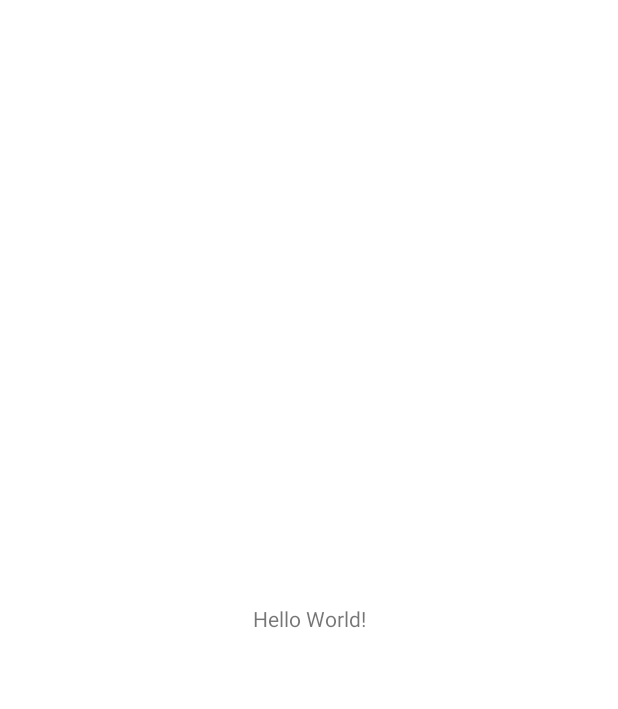
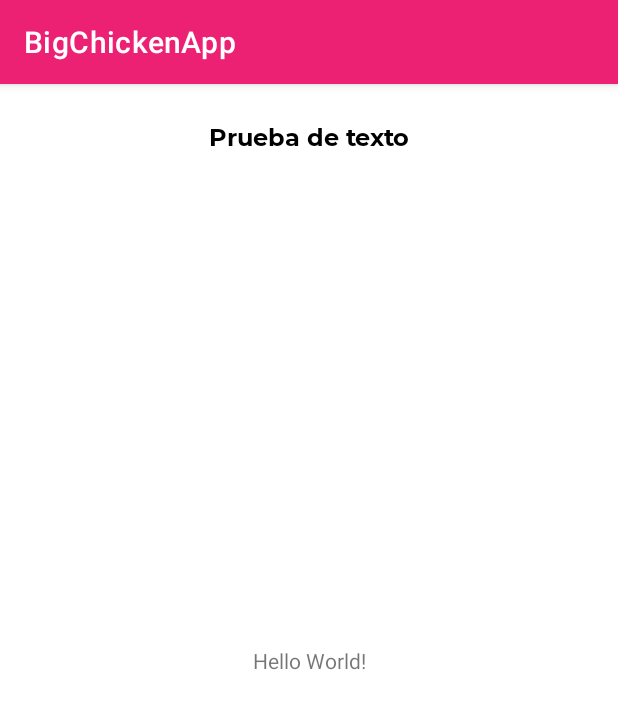
Before and after one commit to U202018769/BigChickenApp, an Android app: the screen it shows after launch (MainActivity), on a phone screen of 412 x 824 dp. Before the commit the part shown is almost empty. Shown: the top 709 px of the screen. Run offline under Robolectric (Android 15) with nearby library versions, the phone set to English and light mode, and no system bars.

```diff
--- a/app/build.gradle
+++ b/app/build.gradle
@@ -42,5 +42,5 @@ dependencies {
     androidTestImplementation 'androidx.test.espresso:espresso-core:3.4.0'
     implementation platform('com.google.firebase:firebase-bom:29.0.4')
     implementation 'com.google.firebase:firebase-database-ktx:20.0.3'
-
+    implementation 'com.google.android.material:material:1.0.0'
 }
--- a/app/src/main/java/com/grupo/bigchickenapp/BoldTextView.kt
+++ /dev/null
@@ -1,4 +0,0 @@
-package com.grupo.bigchickenapp
-
-class BoldTextView {
-}
--- a/app/src/main/java/com/grupo/bigchickenapp/MainActivity.kt
+++ b/app/src/main/java/com/grupo/bigchickenapp/activities/MainActivity.kt
@@ -1,8 +1,8 @@
-package com.grupo.bigchickenapp
+package com.grupo.bigchickenapp.activities
 
 import androidx.appcompat.app.AppCompatActivity
 import android.os.Bundle
-import android.view.WindowManager
+import com.grupo.bigchickenapp.R
 
 class MainActivity : AppCompatActivity() {
     override fun onCreate(savedInstanceState: Bundle?) {
--- /dev/null
+++ b/app/src/main/java/com/grupo/bigchickenapp/utils/MSPTextViewBold.kt
@@ -0,0 +1,21 @@
+package com.grupo.bigchickenapp.utils
+
+import android.content.Context
+import android.graphics.Typeface
+import android.util.AttributeSet
+import androidx.appcompat.widget.AppCompatTextView
+
+class MSPTextViewBold(context: Context, attributeSet: AttributeSet )
+    : AppCompatTextView(context, attributeSet) {
+
+    init{
+        applyFont()
+
+    }
+
+    private fun applyFont(){
+        val boldTypeface: Typeface =
+            Typeface.createFromAsset(context.assets, "Montserrat-Bold.ttf")
+        typeface = boldTypeface
+    }
+}
--- a/app/src/main/res/layout/activity_main.xml
+++ b/app/src/main/res/layout/activity_main.xml
@@ -4,9 +4,11 @@
     xmlns:tools="http://schemas.android.com/tools"
     android:layout_width="match_parent"
     android:layout_height="match_parent"
-    tools:context=".MainActivity">
+    tools:context=".activities.MainActivity">
+
 
     <TextView
+        android:id="@+id/textView"
         android:layout_width="wrap_content"
         android:layout_height="wrap_content"
         android:text="Hello World!"
@@ -15,4 +17,18 @@
         app:layout_constraintRight_toRightOf="parent"
         app:layout_constraintTop_toTopOf="parent" />
 
+
+    <com.grupo.bigchickenapp.utils.MSPTextViewBold
+        android:id="@+id/tv_bold_text_one"
+        android:layout_width="wrap_content"
+        android:layout_height="wrap_content"
+        android:layout_marginTop="24dp"
+        android:text="Prueba de texto"
+        android:textColor="@android:color/black"
+        android:textSize="16sp"
+        app:layout_constraintEnd_toEndOf="parent"
+        app:layout_constraintStart_toStartOf="parent"
+        app:layout_constraintTop_toTopOf="parent" />
+
+
 </androidx.constraintlayout.widget.ConstraintLayout>
--- a/app/src/main/res/values/dimens.xml
+++ b/app/src/main/res/values/dimens.xml
@@ -1,6 +1,6 @@
 <?xml version="1.0" encoding="utf-8"?>
 <resources>
     <dimen name="splash_title_text_size">35sp</dimen>
-
+    <dimen name="button_background_radius">10dp</dimen>
 
 </resources>
--- a/app/src/main/res/values/themes.xml
+++ b/app/src/main/res/values/themes.xml
@@ -2,9 +2,9 @@
     <!-- Base application theme. -->
     <style name="Theme.BigChickenApp" parent="Theme.MaterialComponents.DayNight.DarkActionBar">
         <!-- Primary brand color. -->
-        <item name="colorPrimary">@color/purple_500</item>
-        <item name="colorPrimaryVariant">@color/purple_700</item>
-        <item name="colorOnPrimary">@color/white</item>
+        <item name="colorPrimary">@color/colorPrimary</item>
+        <item name="colorPrimaryVariant">@color/colorPrimaryDark</item>
+        <item name="colorOnPrimary">@color/colorAccent</item>
         <!-- Secondary brand color. -->
         <item name="colorSecondary">@color/teal_200</item>
         <item name="colorSecondaryVariant">@color/teal_700</item>
@@ -14,7 +14,7 @@
         <item name="android:statusBarColor" tools:targetApi="l">?attr/colorPrimaryVariant</item>
         <!-- Customize your theme here. -->
 
-        <item name="windowNoTitle">true</item>
+        <!--<item name="windowNoTitle">true</item>-->
 
     </style>
     <style name="SplashTheme" parent="Theme.BigChickenApp">
```
Also changed, not shown: app/src/main/AndroidManifest.xml (+9 -4 lines), app/src/main/java/com/grupo/bigchickenapp/activities/LoginActivity.kt (added, +12 -0 lines), app/src/main/java/com/grupo/bigchickenapp/utils/MSPButton.kt (added, +27 -0 lines), app/src/main/java/com/grupo/bigchickenapp/utils/MSPEditText.kt (added, +25 -0 lines), app/src/main/res/drawable/button_background.xml (added, +12 -0 lines), app/src/main/res/layout/activity_login.xml (added, +9 -0 lines), app/src/main/res/values/colors.xml (+17 -1 lines), app/src/main/assets/Montserrat-Bold.ttf (added), app/src/main/assets/Montserrat-Regular.ttf (added).
